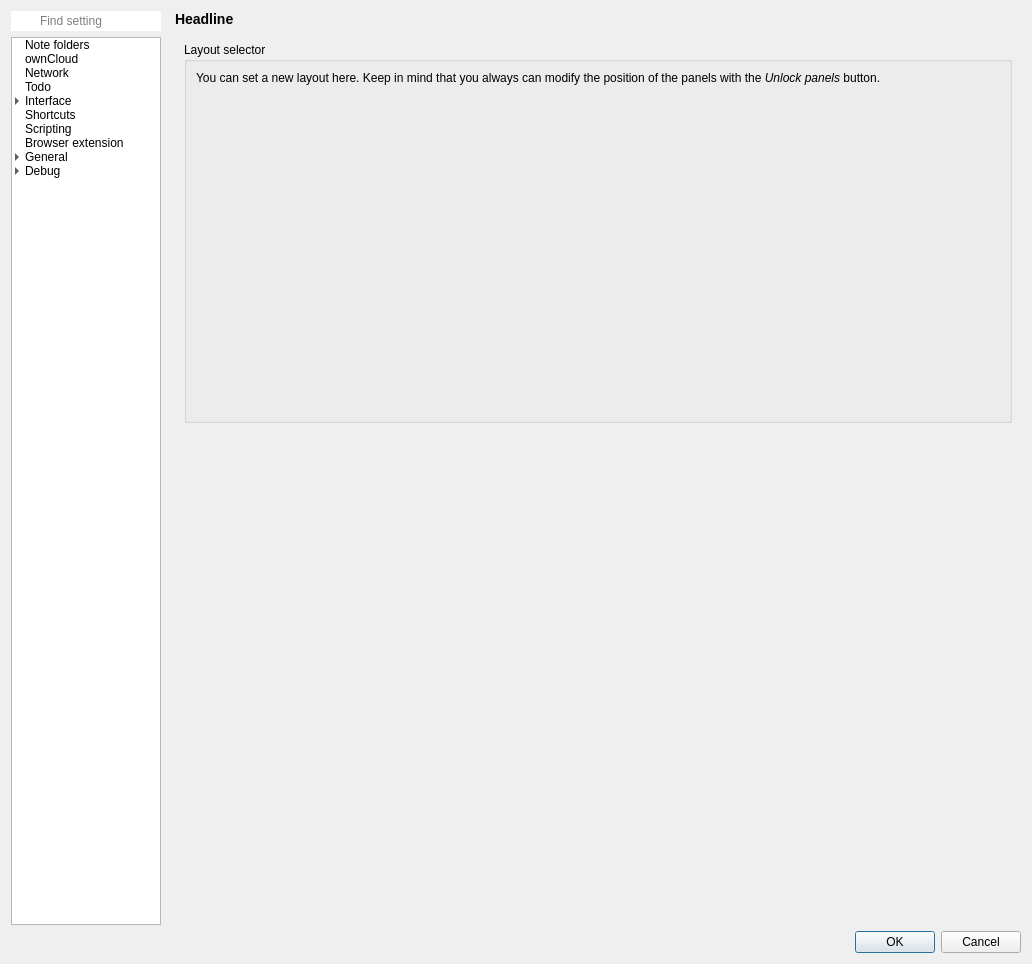
Old version of the form src/dialogs/settingsdialog.ui in the repository pbek/QOwnNotes.
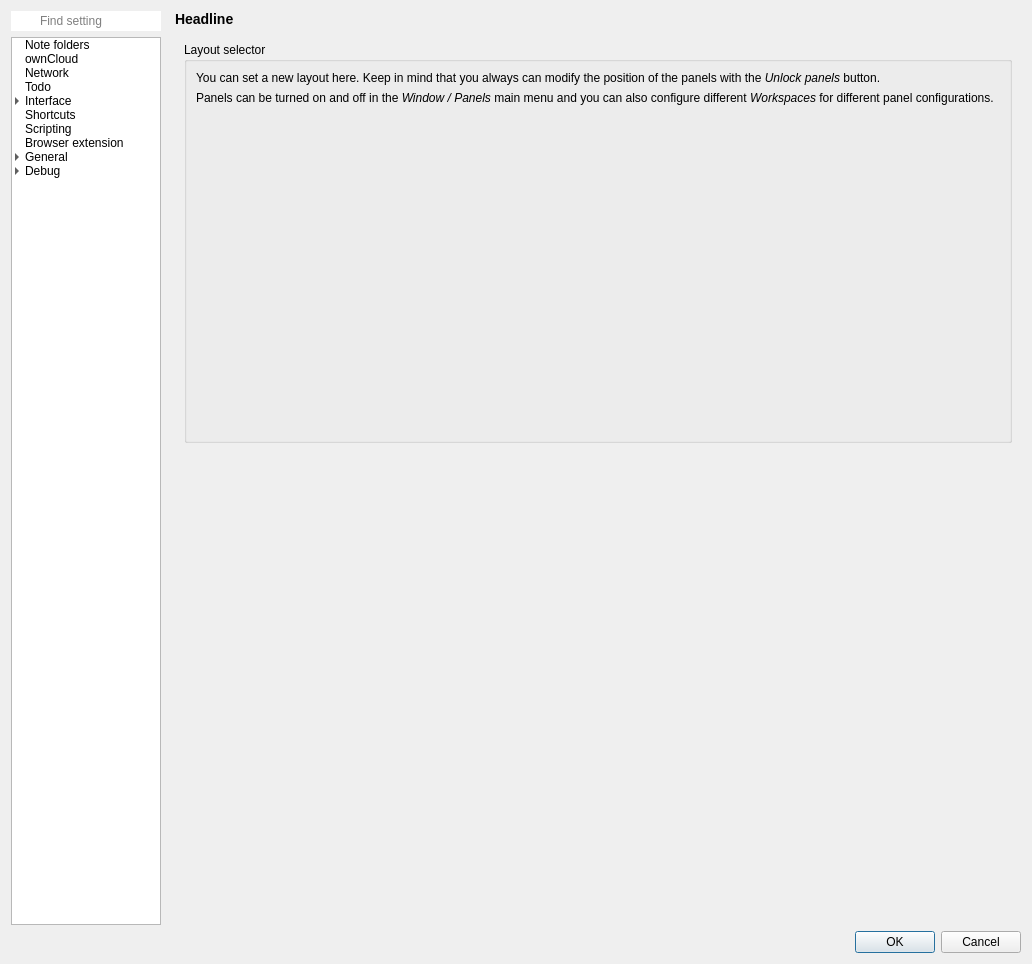
New version of the form. The open tabs and pages were chosen to show the change. Icons and pictures are not drawn. Custom widgets are drawn as their Qt base class.

```diff
--- a/src/dialogs/settingsdialog.ui
+++ b/src/dialogs/settingsdialog.ui
@@ -5643,6 +5643,19 @@
                   </property>
                  </widget>
                 </item>
+                <item>
+                 <widget class="QLabel" name="label_31">
+                  <property name="mouseTracking">
+                   <bool>true</bool>
+                  </property>
+                  <property name="text">
+                   <string>Panels can be turned on and off in the &lt;i&gt;Window / Panels&lt;/i&gt; main menu and you can also configure different &lt;i&gt;Workspaces&lt;/i&gt; for different panel configurations.</string>
+                  </property>
+                  <property name="wordWrap">
+                   <bool>true</bool>
+                  </property>
+                 </widget>
+                </item>
                 <item>
                  <widget class="LayoutWidget" name="layoutWidget" native="true">
                   <property name="minimumSize">
```
Left out of the diff: 2 changed lines with no effect on the pictures.
